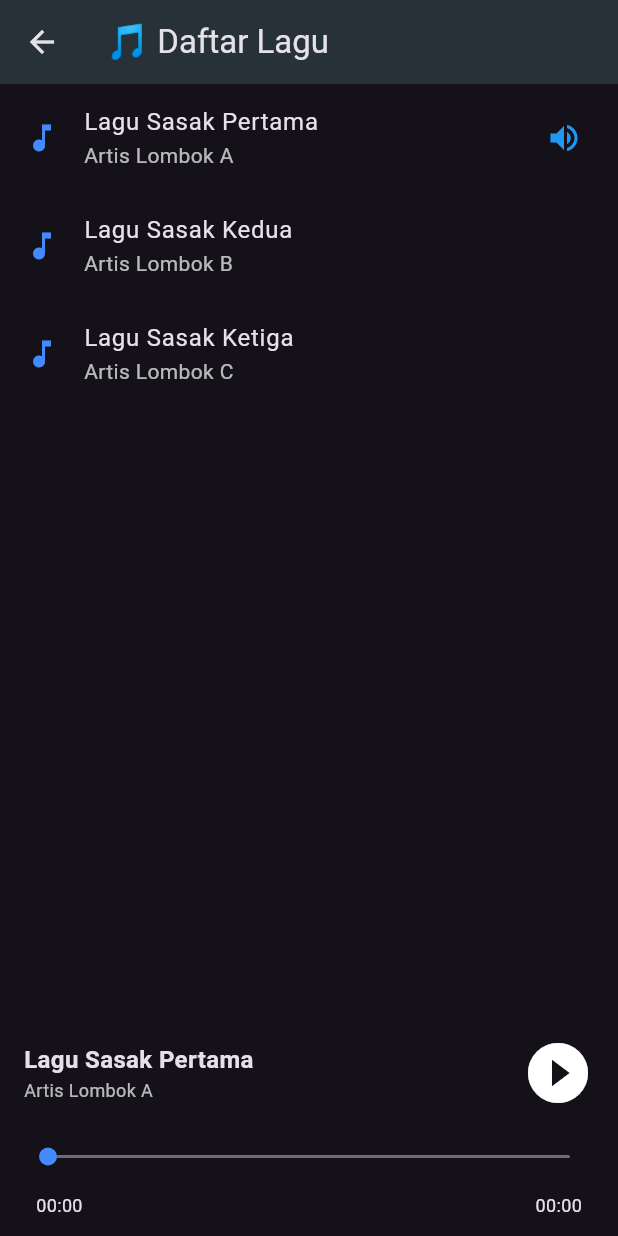
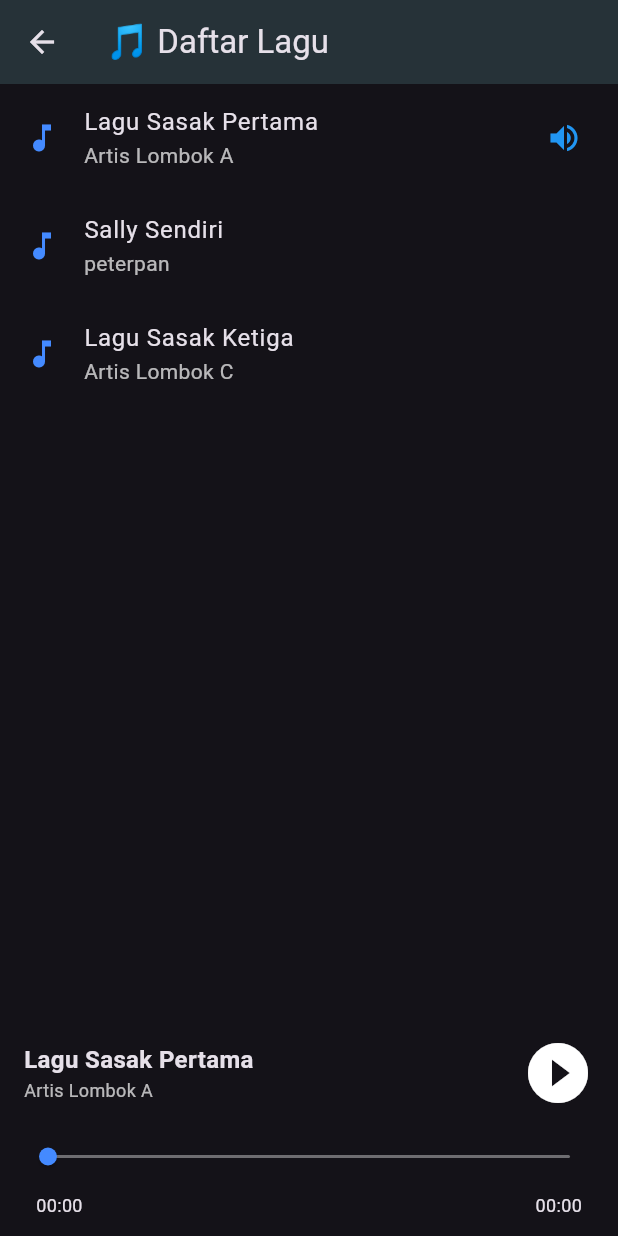
Before and after one commit to ojgrup/ojgrup-musik, a Flutter app: the MusicPlayerScreen screen opened directly, on a phone screen of 412 x 824 dp. Run offline on Flutter 3.47's test engine with Material 3 defaults, Android fonts, the phone set to English and light mode, and no system bars; our stand-ins replace audio_service, just_audio, rxdart.

Commit message:
Update main.dart

```diff
--- a/lib/main.dart
+++ b/lib/main.dart
@@ -50,9 +50,9 @@ final List<AssetSong> assetSongs = [
     assetPath: "assets/audio/Zias Band - Ku Harus Pergi.mp3",
   ),
   AssetSong(
-    title: "Lagu Sasak Kedua",
-    artist: "Artis Lombok B",
-    assetPath: "assets/audio/lagu_sasak_2.mp3",
+    title: "Sally Sendiri",
+    artist: "peterpan",
+    assetPath: "assets/audio/Peterpan_Sally_Sendiri.mp3",
   ),
   AssetSong(
     title: "Lagu Sasak Ketiga",
```
